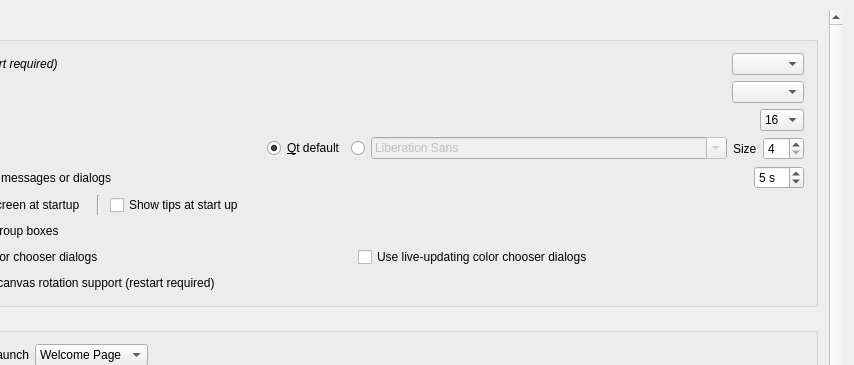
The window that src/ui/qgsoptionsbase.ui (qgis/QGIS) describes before a commit, drawn with Qt 5; both pictures show x 285 to 1139 and y 0 to 365 of the 1139 by 629 pixel window.
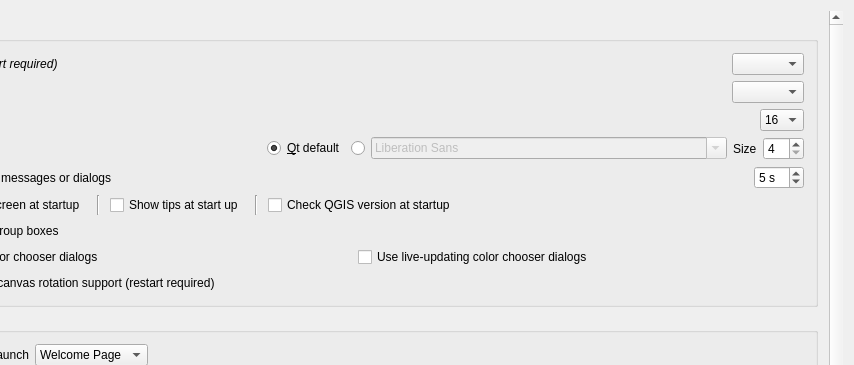
The same window after the commit. Icons and pictures are not drawn. Custom widgets are drawn as their Qt base class.

Commit message: new setting to allow disabling the version check at startup (refs #14022)

What changed in the file:
```diff
--- a/src/ui/qgsoptionsbase.ui
+++ b/src/ui/qgsoptionsbase.ui
@@ -619,11 +619,37 @@
                     </item>
                     <item>
                      <widget class="QCheckBox" name="cbxShowTips">
+                      <property name="sizePolicy">
+                       <sizepolicy hsizetype="Maximum" vsizetype="Fixed">
+                        <horstretch>0</horstretch>
+                        <verstretch>0</verstretch>
+                       </sizepolicy>
+                      </property>
                       <property name="text">
                        <string>Show tips at start up</string>
                       </property>
                      </widget>
                     </item>
+                    <item>
+                     <widget class="Line" name="line_2">
+                      <property name="minimumSize">
+                       <size>
+                        <width>12</width>
+                        <height>0</height>
+                       </size>
+                      </property>
+                      <property name="orientation">
+                       <enum>Qt::Vertical</enum>
+                      </property>
+                     </widget>
+                    </item>
+                    <item>
+                     <widget class="QCheckBox" name="cbxCheckVersion">
+                      <property name="text">
+                       <string>Check QGIS version at startup</string>
+                      </property>
+                     </widget>
+                    </item>
                    </layout>
                   </item>
                   <item>
```
The commit also changes 2 other files.
